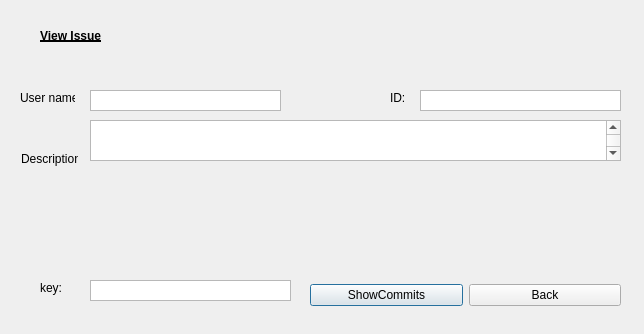
Above: CSCI334/viewissue.ui from mreidss/CSCI334 before the change. Below: the same form after it.
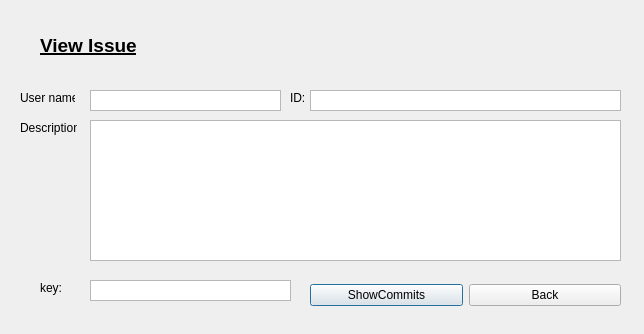
That is the form after the change.

The edit to the form file:
```diff
--- a/CSCI334/viewissue.ui
+++ b/CSCI334/viewissue.ui
@@ -19,11 +19,12 @@
      <x>20</x>
      <y>20</y>
      <width>231</width>
-     <height>31</height>
+     <height>51</height>
     </rect>
    </property>
    <property name="font">
     <font>
+     <pointsize>14</pointsize>
      <weight>75</weight>
      <bold>true</bold>
      <underline>true</underline>
@@ -55,11 +56,11 @@
      <x>90</x>
      <y>120</y>
      <width>531</width>
-     <height>41</height>
+     <height>141</height>
     </rect>
    </property>
    <property name="verticalScrollBarPolicy">
-    <enum>Qt::ScrollBarAlwaysOn</enum>
+    <enum>Qt::ScrollBarAsNeeded</enum>
    </property>
    <property name="horizontalScrollBarPolicy">
     <enum>Qt::ScrollBarAlwaysOff</enum>
@@ -74,9 +75,9 @@
   <widget class="QListWidget" name="id">
    <property name="geometry">
     <rect>
-     <x>420</x>
+     <x>310</x>
      <y>90</y>
-     <width>201</width>
+     <width>311</width>
      <height>21</height>
     </rect>
    </property>
@@ -133,7 +134,7 @@
   <widget class="QLabel" name="label_5">
    <property name="geometry">
     <rect>
-     <x>390</x>
+     <x>290</x>
      <y>90</y>
      <width>16</width>
      <height>16</height>
@@ -146,8 +147,8 @@
   <widget class="QLabel" name="label_3">
    <property name="geometry">
     <rect>
-     <x>21</x>
-     <y>151</y>
+     <x>20</x>
+     <y>120</y>
      <width>57</width>
      <height>16</height>
     </rect>
```
Left out of the diff: 6 changed lines with no effect on the pictures.
